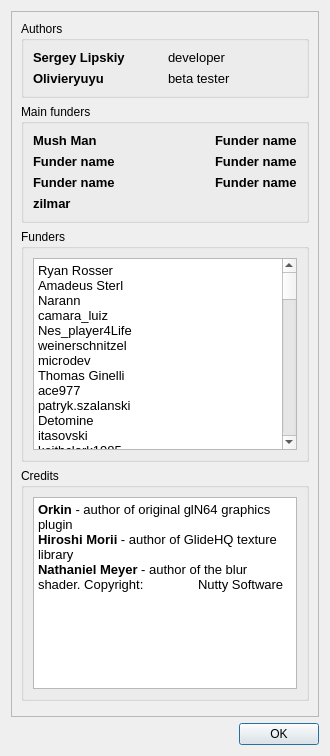
Old version of the form GLideNUI/AboutDialog.ui in the repository gonetz/GLideN64.
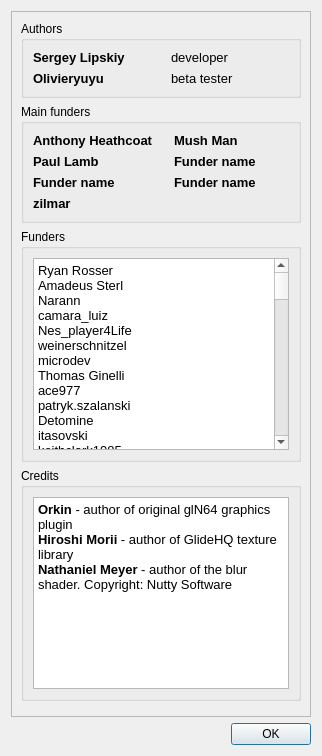
New version of the form. Icons and pictures are not drawn.

Commit message: Correct AboutDialog.ui and UI project file

The edit to the form file:
```diff
--- a/GLideNUI/AboutDialog.ui
+++ b/GLideNUI/AboutDialog.ui
@@ -9,7 +9,7 @@
    <rect>
     <x>0</x>
     <y>0</y>
-    <width>324</width>
+    <width>400</width>
     <height>520</height>
    </rect>
   </property>
@@ -54,6 +54,9 @@
          <string>Authors</string>
         </property>
         <layout class="QGridLayout" name="gridLayout">
+         <property name="horizontalSpacing">
+          <number>20</number>
+         </property>
          <item row="0" column="0">
           <widget class="QLabel" name="label_3">
            <property name="font">
@@ -116,7 +119,7 @@
         </property>
         <layout class="QGridLayout" name="gridLayout_2">
          <property name="horizontalSpacing">
-          <number>100</number>
+          <number>20</number>
          </property>
          <item row="0" column="0">
           <widget class="QLabel" name="label_5">
@@ -134,7 +137,7 @@
             </font>
            </property>
            <property name="text">
-            <string>Mush Man</string>
+            <string>Anthony Heathcoat</string>
            </property>
           </widget>
          </item>
@@ -154,7 +157,7 @@
             </font>
            </property>
            <property name="text">
-            <string>Funder name</string>
+            <string>Paul Lamb</string>
            </property>
           </widget>
          </item>
@@ -182,7 +185,7 @@
             </font>
            </property>
            <property name="text">
-            <string>Funder name</string>
+            <string>Mush Man</string>
            </property>
           </widget>
          </item>
@@ -420,7 +423,7 @@
 p, li { white-space: pre-wrap; }
 &lt;/style&gt;&lt;/head&gt;&lt;body style=&quot; font-family:'MS Shell Dlg 2'; font-size:8.25pt; font-weight:400; font-style:normal;&quot;&gt;
 &lt;p style=&quot; margin-top:0px; margin-bottom:0px; margin-left:0px; margin-right:0px; -qt-block-indent:0; text-indent:0px;&quot;&gt;&lt;span style=&quot; font-size:10pt; font-weight:600;&quot;&gt;Orkin&lt;/span&gt;&lt;span style=&quot; font-size:10pt;&quot;&gt; - author of original glN64 graphics plugin&lt;br /&gt;&lt;/span&gt;&lt;span style=&quot; font-size:10pt; font-weight:600;&quot;&gt;Hiroshi Morii&lt;/span&gt;&lt;span style=&quot; font-size:10pt;&quot;&gt; - author of GlideHQ texture library&lt;/span&gt;&lt;/p&gt;
-&lt;p style=&quot; margin-top:0px; margin-bottom:0px; margin-left:0px; margin-right:0px; -qt-block-indent:0; text-indent:0px;&quot;&gt;&lt;span style=&quot; font-size:10pt; font-weight:600;&quot;&gt;Nathaniel Meyer&lt;/span&gt;&lt;span style=&quot; font-size:10pt;&quot;&gt; - author of the blur shader. Copyright:	Nutty Software&lt;/span&gt;&lt;/p&gt;
+&lt;p style=&quot; margin-top:0px; margin-bottom:0px; margin-left:0px; margin-right:0px; -qt-block-indent:0; text-indent:0px;&quot;&gt;&lt;span style=&quot; font-size:10pt; font-weight:600;&quot;&gt;Nathaniel Meyer&lt;/span&gt;&lt;span style=&quot; font-size:10pt;&quot;&gt; - author of the blur shader. Copyright: Nutty Software&lt;/span&gt;&lt;/p&gt;
 &lt;p style=&quot;-qt-paragraph-type:empty; margin-top:0px; margin-bottom:0px; margin-left:0px; margin-right:0px; -qt-block-indent:0; text-indent:0px; font-size:10pt;&quot;&gt;&lt;br /&gt;&lt;/p&gt;&lt;/body&gt;&lt;/html&gt;</string>
            </property>
           </widget>
```
Left out of the diff: 6 changed lines with no effect on the pictures. The commit also changes 1 other file.
